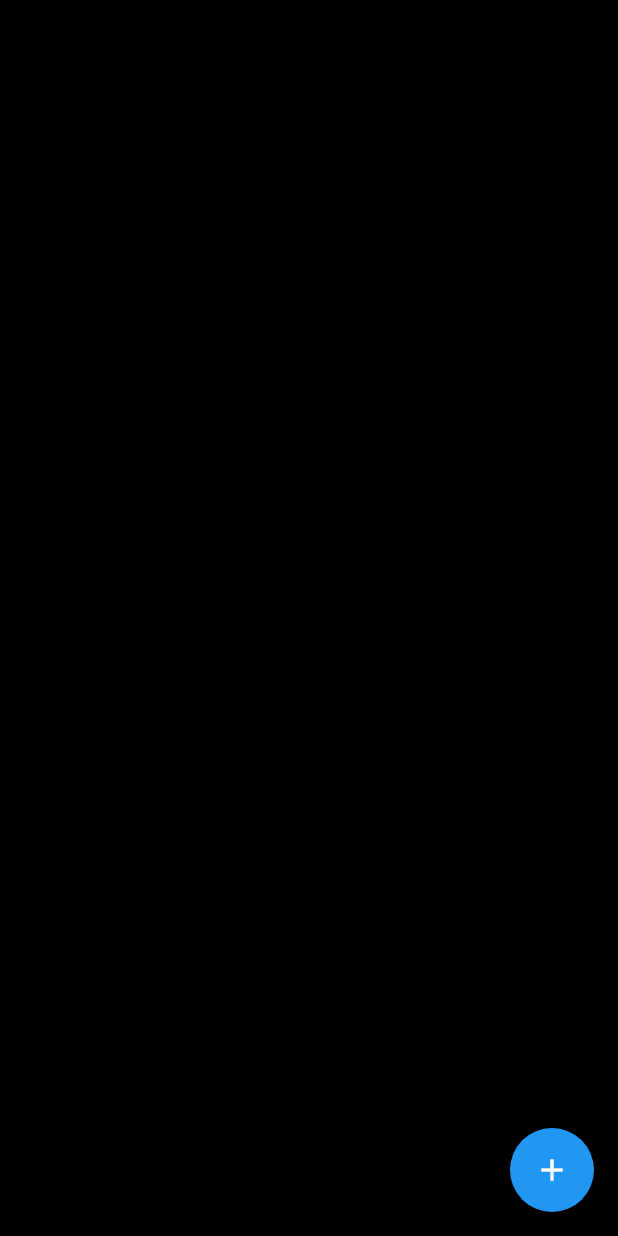
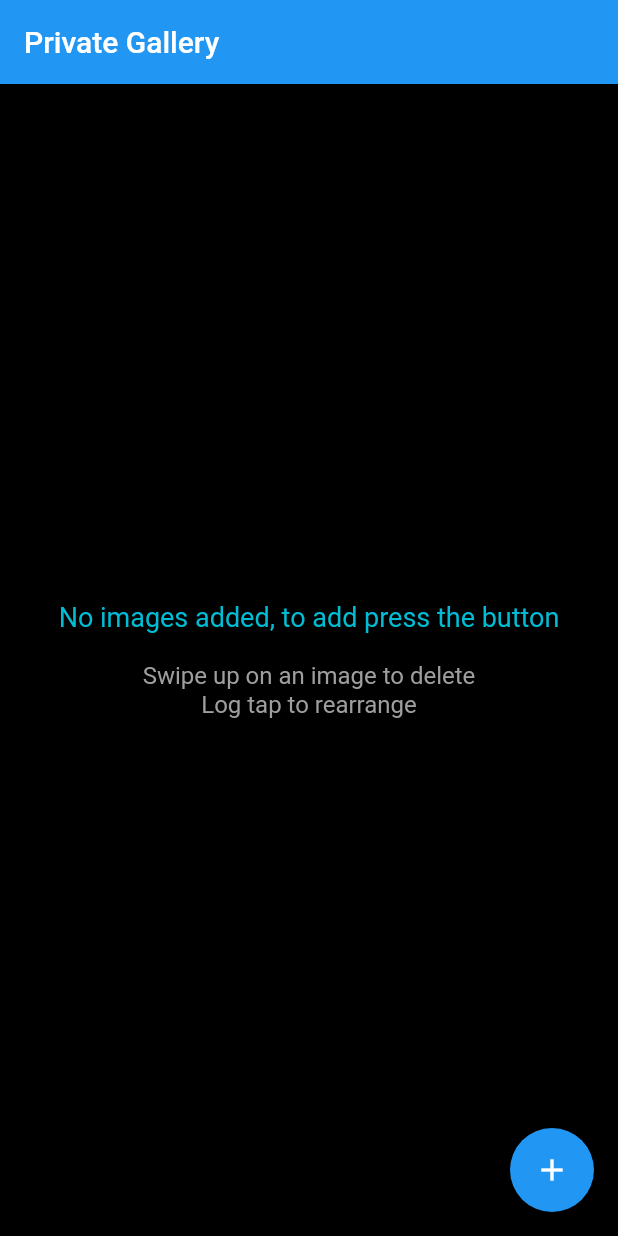
Before and after one commit to Mandeep-vivu/flutterSampleApps, a Flutter app: the screen it shows after launch, after a tap on the "add" icon, on a phone screen of 412 x 824 dp. Run offline on Flutter 3.47's test engine with Material 2 defaults, Android fonts, the phone set to English and light mode, and no system bars; our stand-ins replace image_picker, photo_view, reorderable_grid_view.

Commit message:
some few major

```diff
--- a/sample1/lib/main.dart
+++ b/sample1/lib/main.dart
@@ -1,12 +1,22 @@
-import 'dart:io';
+import 'package:reorderable_grid_view/reorderable_grid_view.dart';
 import 'package:flutter/material.dart';
 import 'package:image_picker/image_picker.dart';
 import 'package:path_provider/path_provider.dart';
-import 'package:path/path.dart' as p;
+import 'dart:io';
+import 'package:provider/provider.dart';
+import 'package:photo_view/photo_view.dart';
+import 'package:photo_view/photo_view_gallery.dart';
+
 
 void main() {
-  runApp(const MyApp());
+  runApp(
+    ChangeNotifierProvider(
+      create: (_) => ImageProvider(), // Create an instance of ImageProvider
+      child: const MyApp(),
+    ),
+  );
 }
+
 
 class MyApp extends StatelessWidget {
   const MyApp({super.key});
@@ -21,104 +31,164 @@ class MyApp extends StatelessWidget {
   }
 }
 
-class MyHomePage extends StatefulWidget {
-  const MyHomePage({super.key});
 
-  @override
-  State<MyHomePage> createState() => _MyHomePageState();
-}
-
-class _MyHomePageState extends State<MyHomePage> {
-
-  final List<File> _images = []; // list of uploaded images
+class ImageProvider with ChangeNotifier {
+  final List<File> _images = [];
   final List<String> _imageNames = [];
 
-  Future<void> _getImage() async {
+  List<File> get images => _images;
+
+  Future<void> getImages() async {
     try {
-      final pickedFile = await ImagePicker().pickImage(source: ImageSource.gallery);
-      if (pickedFile != null) {
-        final appDir = await getApplicationDocumentsDirectory();
+      final pickedFiles = await ImagePicker().pickMultiImage();
+      final appDir = await getApplicationDocumentsDirectory();
+      for (final pickedFile in pickedFiles) {
         final originalFileName = pickedFile.path.split('/').last;
-        final fileName = DateTime.now().toString() + '_' + originalFileName;
+        final fileName = '${DateTime.now()}_$originalFileName';
         final savedImage = File(pickedFile.path).copySync('${appDir.path}/$fileName');
-        setState(() {
-          _images.add(savedImage);
-          _imageNames.add(originalFileName);
-        });
+        _images.add(savedImage);
+        _imageNames.add(originalFileName);
       }
+      notifyListeners();
     } catch (e) {
-      // Handle any exceptions here
-      print('Error picking image: $e');
-      showDialog(
-        context: context,
-        builder: (BuildContext context) => AlertDialog(
-          title: const Text('Error'),
-          content: const Text('Failed to pick image from gallery.'),
-          actions: <Widget>[
-            TextButton(
-              onPressed: () => Navigator.of(context).pop(),
-              child: const Text('OK'),
-            ),
-          ],
-        ),
-      );
-    }
-  }
-  Future<void> _removeImage(int index) async {
-
-    final file = File(_images[index].path);
-
-
-    if (await file.exists()) {
-      await file.delete();
-      setState(() {
-        _images.removeAt(index);
-      });
+      print('Error picking images: $e');
     }
   }
 
+
+  Future<void> removeImage(int index) async {
+    final file = File(_images[index].path);
+    if (await file.exists()) {
+      await file.delete();
+      _images.removeAt(index);
+      _imageNames.removeAt(index);
+      notifyListeners();
+    }
+  }
+
+  void reorderImages(int oldIndex, int newIndex) {
+    if (oldIndex < newIndex) {
+      newIndex -= 1;
+    }
+    final imageToMove = _images.removeAt(oldIndex);
+    final imageNameToMove = _imageNames.removeAt(oldIndex);
+    _images.insert(newIndex, imageToMove);
+    _imageNames.insert(newIndex, imageNameToMove);
+    notifyListeners();
+  }
+}
+class MyHomePage extends StatelessWidget {
+  const MyHomePage({Key? key}) : super(key: key);
+
   @override
   Widget build(BuildContext context) {
-
     return Scaffold(
-      body: GridView.builder(itemCount: _images.length,gridDelegate: const SliverGridDelegateWithFixedCrossAxisCount(
-        crossAxisCount: 2,crossAxisSpacing: 0,mainAxisSpacing: 10,
-      ), itemBuilder: (BuildContext context, int index) {
-        final filen = _images[index];
-        final fileName = _imageNames[index];
-
-        return Stack(
-          children: [
-            GridTile(
-              footer: GridTileBar(title: Text(
-                fileName
-              ),),
-              child: Padding(
-              padding: const EdgeInsets.all(5.0),
-              child: Image.file(filen, fit: BoxFit.fill),
+      appBar: AppBar(
+        title: const Text("Private Gallery"),
+      ),
+      body: Consumer<ImageProvider>(
+        builder: (context, imageProvider, child) {
+      if (imageProvider.images.isEmpty) {
+        // Render a message when there are no images
+        return  Center(
+          child: RichText(
+            text: const TextSpan(
+              text: 'No images added, to add press the button\n',
+              style: TextStyle(fontSize: 18,color: Colors.cyan),
+              children: [
+                TextSpan(
+                  text: '\nSwipe up on an image to delete',
+                  style: TextStyle(fontSize: 16, color: Colors.grey),
+                ),TextSpan(
+                  text: '\nLog tap to rearrange',
+                  style: TextStyle(fontSize: 16, color: Colors.grey),
+                ),
+              ],
+            ),
+            textAlign: TextAlign.center,
           ),
-            ),
-            Positioned(
-              top: 5,
-              right: 5,
-              child: GestureDetector(
-                onTap: () => _removeImage(index),
-                child: const CircleAvatar(
-                  radius: 12,
-                  backgroundColor: Colors.white,
-                  child: Icon(
-                    Icons.close,
-                    size: 16,
-                    color: Colors.red,
-                  ),
-                ),
-              ),
-            ),
-        ]
         );
-      },
+      } else {
+        return ReorderableGridView.builder(
+          itemCount: imageProvider.images.length,
+          gridDelegate: const SliverGridDelegateWithFixedCrossAxisCount(
+            crossAxisCount: 2,
+            crossAxisSpacing: 10,
+            mainAxisSpacing: 10,
+          ),
+          itemBuilder: (BuildContext context, int index) {
+            final filen = imageProvider.images[index];
+            final fileName = imageProvider._imageNames[index];
+            return _buildGridTile(context,imageProvider, filen, fileName, index);
+          },
+          onReorder: (int oldIndex, int newIndex) {
+            imageProvider.reorderImages(oldIndex, newIndex);
+          },
+        );
+      }
+        },
       ),
-      floatingActionButton: FloatingActionButton(onPressed: _getImage,child: const Icon(Icons.add),),
+      floatingActionButton: FloatingActionButton(
+        onPressed: () => context.read<ImageProvider>().getImages(),
+        child: const Icon(Icons.add),
+      ),
     );
   }
 }
+Widget _buildGalleryPage(ImageProvider imageProvider, int index) {
+  return Scaffold(
+    appBar: AppBar(title: Text(imageProvider._imageNames[index])),
+    body: Container(
+      decoration: const BoxDecoration(color: Colors.black),
+      child: PhotoViewGallery.builder(
+        itemCount: imageProvider.images.length,
+        builder: (BuildContext context, int index) {
+          final filen = imageProvider.images[index];
+          return PhotoViewGalleryPageOptions(
+            imageProvider: FileImage(filen),
+            heroAttributes: PhotoViewHeroAttributes(tag: 'image$index'),
+          );
+        },
+        scrollPhysics: const BouncingScrollPhysics(),
+        pageController: PageController(initialPage: index),
+      ),
+    ),
+  );
+}
+
+Widget _buildGridTile(BuildContext context, ImageProvider imageProvider, File filen, String fileName, int index) {
+  return ReorderableDelayedDragStartListener(
+    key: ValueKey(index),
+    index: index,
+    child: Dismissible(
+      key: ValueKey(filen),
+      onDismissed: (_) => imageProvider.removeImage(index),
+      direction: DismissDirection.up,
+      background: Container(
+        color: Colors.red,
+        child: const Center(
+          child: Text(
+            'Delete',
+            style: TextStyle(fontSize: 20, color: Colors.white),
+          ),
+        ),
+      ),
+      child: GestureDetector(
+        onTap: () {
+          Navigator.of(context).push(MaterialPageRoute(
+            builder: (context) => _buildGalleryPage(imageProvider, index),
+          ));
+        },
+        child: Hero(
+          tag: 'image$index',
+          child: GridTile(footer: Container(),
+            child: Padding(
+              padding: const EdgeInsets.symmetric(horizontal: 0.0,vertical: 0),
+              child: Image.file(filen,fit: BoxFit.cover),
+            ),
+          ),
+        ),
+      ),
+    ),
+  );
+}
--- a/sample1/pubspec.yaml
+++ b/sample1/pubspec.yaml
@@ -38,6 +38,9 @@ dependencies:
   image_picker: ^0.8.7+4
   path_provider: ^2.0.14
   path: ^1.8.2
+  provider: ^6.0.5
+  reorderable_grid_view: ^2.2.6
+  photo_view: ^0.14.0
 
 dev_dependencies:
   flutter_test:
```
Also changed, not shown: sample1/lib/fullscreen.dart (added, +39 -0 lines), sample1/lib/homepage.dart (added), sample1/pubspec.lock.
